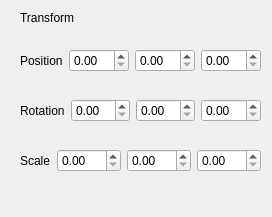
This is Graphics/transformwidget.ui in mizquierdo97/Graphics as Qt 5 draws it before an edit. The edited form follows.
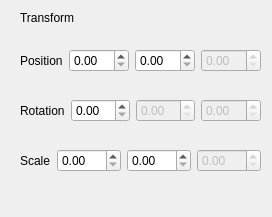
This is the edited form.

Patch:
```diff
--- a/Graphics/transformwidget.ui
+++ b/Graphics/transformwidget.ui
@@ -59,6 +59,12 @@
     </item>
     <item>
      <widget class="QDoubleSpinBox" name="PosZ">
+      <property name="enabled">
+       <bool>false</bool>
+      </property>
+      <property name="readOnly">
+       <bool>false</bool>
+      </property>
       <property name="maximum">
        <double>999.000000000000000</double>
       </property>
@@ -92,6 +98,9 @@
     </item>
     <item>
      <widget class="QDoubleSpinBox" name="RotY">
+      <property name="enabled">
+       <bool>false</bool>
+      </property>
       <property name="maximum">
        <double>999.000000000000000</double>
       </property>
@@ -99,6 +108,9 @@
     </item>
     <item>
      <widget class="QDoubleSpinBox" name="RotZ">
+      <property name="enabled">
+       <bool>false</bool>
+      </property>
       <property name="maximum">
        <double>999.000000000000000</double>
       </property>
@@ -139,6 +151,9 @@
     </item>
     <item>
      <widget class="QDoubleSpinBox" name="ScaleZ">
+      <property name="enabled">
+       <bool>false</bool>
+      </property>
       <property name="maximum">
        <double>999.000000000000000</double>
       </property>
```
